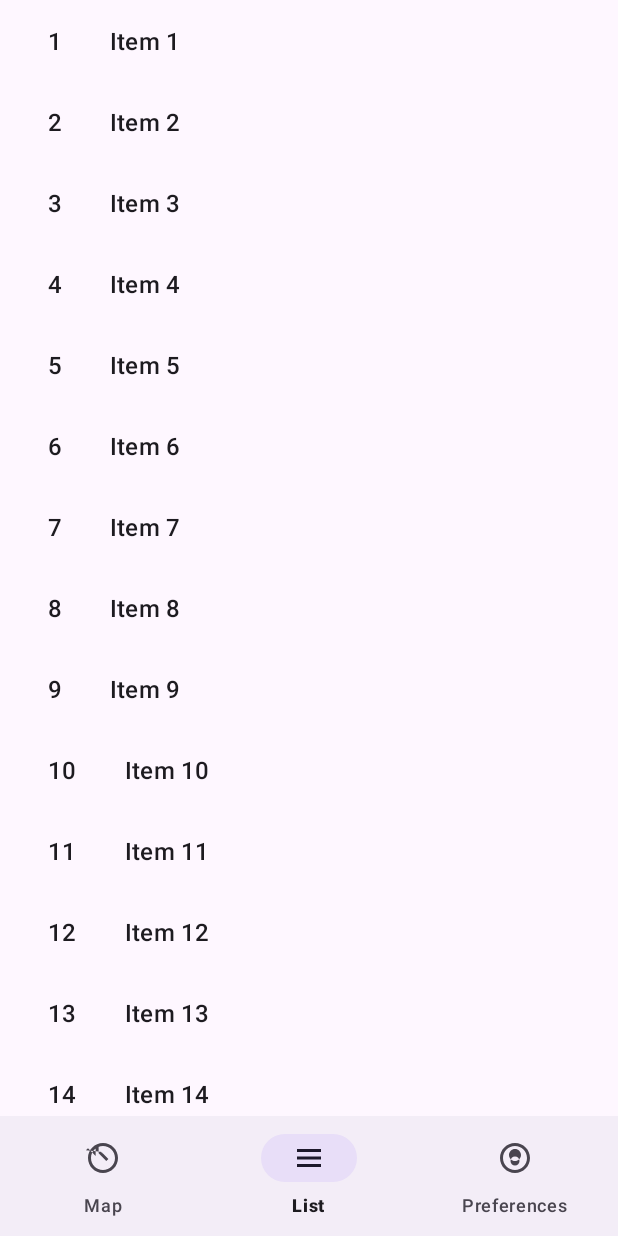
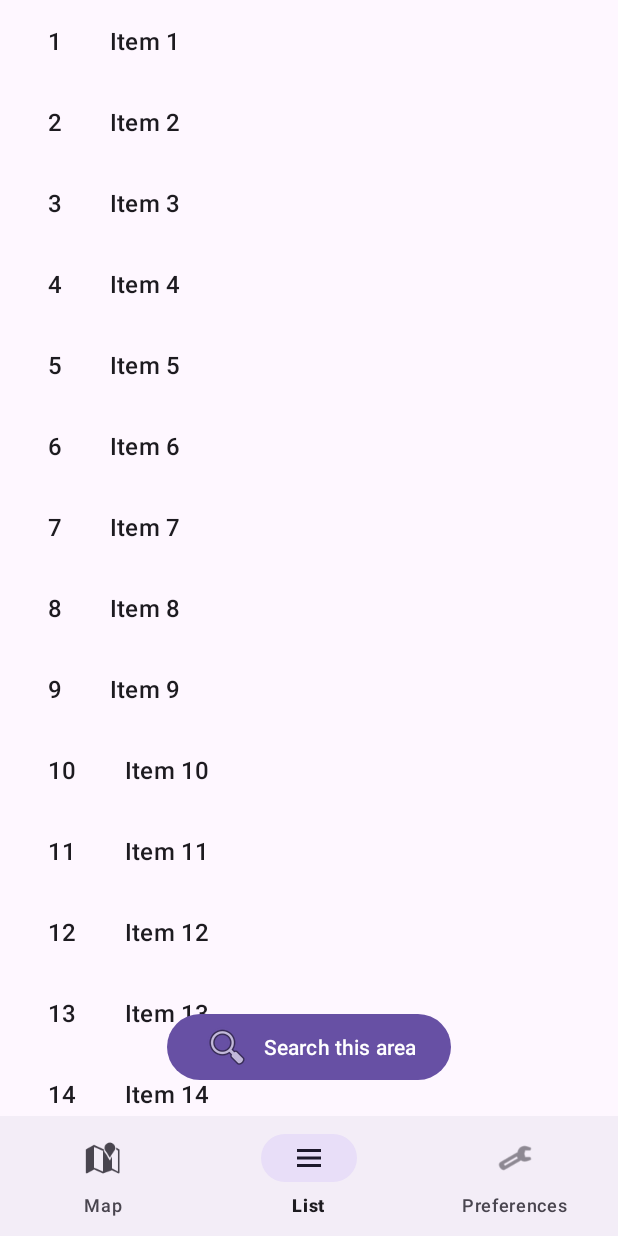
Before and after one commit to sammyhawkrad/nextBin, an Android app: the screen it shows after launch (MainActivity), item 2 of the bottom bar chosen, on a phone screen of 412 x 824 dp. Run offline under Robolectric (Android 15) with nearby library versions, the phone set to English and light mode, and no system bars.

Commit message:
Add search button + placeholder function

```diff
--- a/app/src/main/java/com/sammyhawkrad/nextbin/MainActivity.java
+++ b/app/src/main/java/com/sammyhawkrad/nextbin/MainActivity.java
@@ -4,6 +4,7 @@ import android.Manifest;
 import android.annotation.SuppressLint;
 import android.os.Bundle;
 import android.view.MenuItem;
+import android.view.View;
 import android.widget.Toast;
 
 import androidx.activity.result.ActivityResultLauncher;
@@ -68,4 +69,8 @@ public class MainActivity extends AppCompatActivity implements BottomNavigationV
 
         return true;
     }
+
+    public void getBins(View view) {
+        Toast.makeText(this, "Bins search initiated", Toast.LENGTH_SHORT).show();
+    }
 }
--- a/app/src/main/res/layout/activity_main.xml
+++ b/app/src/main/res/layout/activity_main.xml
@@ -16,4 +16,17 @@
         android:layout_width="match_parent"
         android:layout_height="match_parent"
         android:layout_above="@id/btm_nav" />
+
+    <Button
+        android:id="@+id/btn_search"
+        android:layout_width="wrap_content"
+        android:layout_height="wrap_content"
+        android:layout_above="@id/btm_nav"
+        android:layout_centerHorizontal="true"
+        android:layout_marginBottom="20dp"
+        android:drawableLeft="@android:drawable/ic_menu_search"
+        android:text="@string/search_this_area"
+        android:onClick="getBins" />
+
+
 </RelativeLayout>
--- a/app/src/main/res/menu/btm_nav_items.xml
+++ b/app/src/main/res/menu/btm_nav_items.xml
@@ -3,7 +3,7 @@
     <item
         android:id="@+id/nav_map"
         android:title="@string/nav_item_map"
-        android:icon="@drawable/icon_map"/>
+        android:icon="@android:drawable/ic_dialog_map"/>
     <item
         android:id="@+id/nav_list"
         android:title="@string/nav_item_list"
@@ -11,5 +11,5 @@
     <item
         android:id="@+id/nav_preferences"
         android:title="@string/nav_item_preferences"
-        android:icon="@drawable/icon_preferences"/>
+        android:icon="@android:drawable/ic_menu_preferences"/>
 </menu>
--- a/app/src/main/res/values/strings.xml
+++ b/app/src/main/res/values/strings.xml
@@ -5,4 +5,5 @@
     <string name="nav_item_list">List</string>
     <!-- TODO: Remove or change this placeholder text -->
     <string name="hello_blank_fragment">Hello blank fragment</string>
+    <string name="search_this_area">Search this area</string>
 </resources>
```
